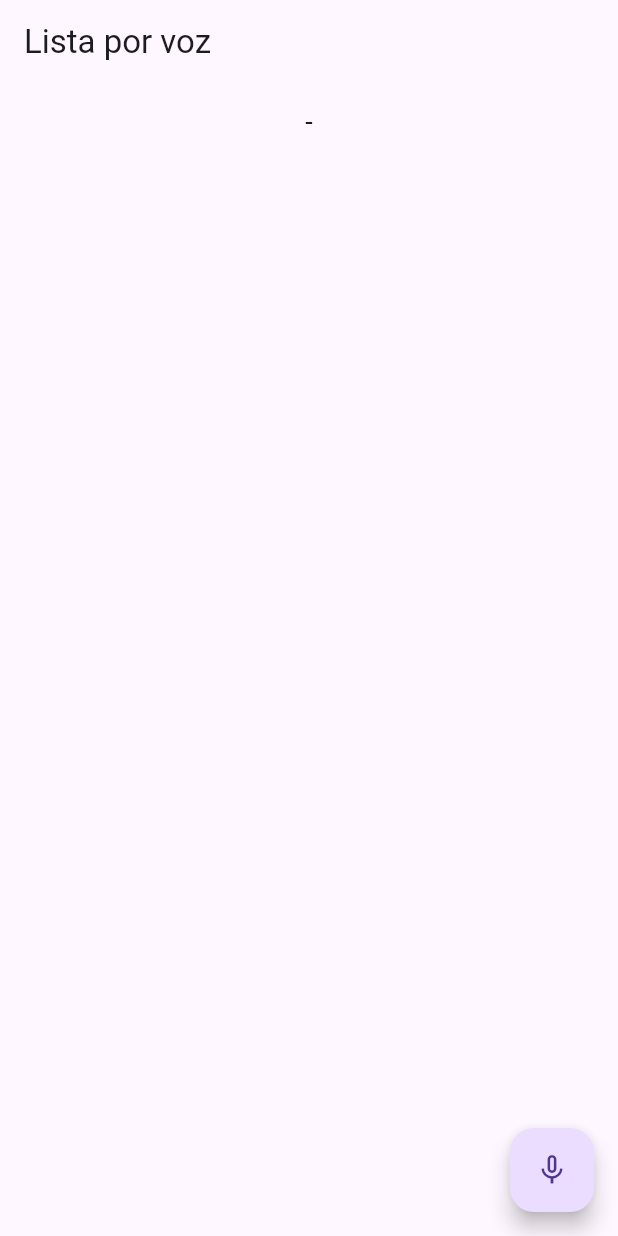
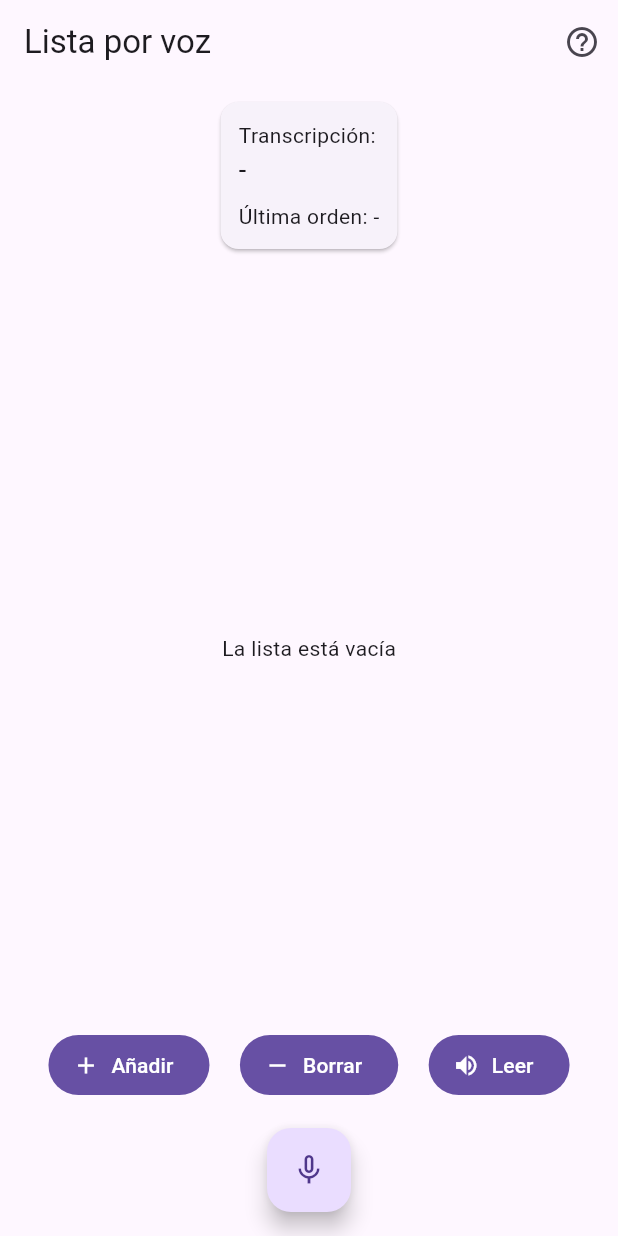
Before and after one commit to Pabloelique/ut2_interfaces_naturales, a Flutter app: the screen it shows after launch, on a phone screen of 412 x 824 dp. Run offline on Flutter 3.47's test engine with Material 3 defaults, Android fonts, the phone set to English and light mode, and no system bars; our stand-ins replace flutter_tts, speech_to_text.

Commit message:
lista_voz: feedback del micro, snackbar, botones y dispose

```diff
--- a/lista_voz/lib/main.dart
+++ b/lista_voz/lib/main.dart
@@ -1,5 +1,6 @@
 // Actividad 1 · Lista controlada por voz.
 // Pulsas el micrófono, dices una orden y la app la ejecuta y responde hablando.
+// Todo lo que se hace con la voz también se puede hacer con botones.
 import 'package:flutter/material.dart';
 import 'package:flutter_tts/flutter_tts.dart';
 import 'package:speech_to_text/speech_recognition_result.dart';
@@ -22,7 +23,10 @@ class _ListaVozState extends State<ListaVoz> {
   final List<String> _elementos = [];
 
   bool _vozDisponible = false;
+  bool _escuchando = false;
   String _transcripcion = '';
+  String _ultimaOrden = '-';
+  String _motivoSinVoz = 'Comprobando el micrófono...';
 
   @override
   void initState() {
@@ -32,13 +36,56 @@ class _ListaVozState extends State<ListaVoz> {
 
   Future<void> _iniciarVoz() async {
     await _tts.setLanguage('es-ES');
-    final disponible = await _voz.initialize();
+
+    bool disponible = false;
+    try {
+      disponible = await _voz.initialize(
+        onStatus: _alCambiarEstado,
+        onError: (_) {
+          if (mounted) setState(() => _escuchando = false);
+        },
+      );
+    } catch (_) {
+      disponible = false; // por ejemplo, en una plataforma sin servicio de voz
+    }
+
+    // Si no está disponible, intento explicar el motivo.
+    String motivo = '';
+    if (!disponible) {
+      bool tienePermiso = false;
+      try {
+        tienePermiso = await _voz.hasPermission;
+      } catch (_) {}
+      motivo = tienePermiso
+          ? 'Este dispositivo no tiene servicio de reconocimiento de voz. Usa los botones.'
+          : 'No hay permiso para usar el micrófono. Usa los botones o dale permiso en Ajustes.';
+    }
+
     if (!mounted) return;
-    setState(() => _vozDisponible = disponible);
+    setState(() {
+      _vozDisponible = disponible;
+      _motivoSinVoz = motivo;
+    });
+  }
+
+  // El plugin avisa cuando deja de escuchar (al acabar los 5 s o al callarse).
+  void _alCambiarEstado(String estado) {
+    if (!mounted) return;
+    if (estado == 'done' || estado == 'notListening') {
+      setState(() => _escuchando = false);
+    }
   }
 
   Future<void> _pulsarMicrofono() async {
-    setState(() => _transcripcion = '');
+    if (_escuchando) {
+      await _voz.stop();
+      setState(() => _escuchando = false);
+      return;
+    }
+    setState(() {
+      _escuchando = true;
+      _transcripcion = '';
+    });
     await _voz.listen(
       onResult: _alResultado,
       localeId: 'es_ES',
@@ -51,11 +98,15 @@ class _ListaVozState extends State<ListaVoz> {
     setState(() => _transcripcion = resultado.recognizedWords);
     // Solo cuando el resultado es final se ejecuta la orden.
     if (resultado.finalResult) {
-      _ejecutar(interpretarComando(resultado.recognizedWords));
+      _ejecutar(interpretarComando(resultado.recognizedWords),
+          oido: resultado.recognizedWords);
     }
   }
 
-  void _ejecutar(Comando comando) {
+  // La usan tanto la voz como los botones, así las dos vías hacen lo mismo.
+  void _ejecutar(Comando comando, {String oido = ''}) {
+    setState(() => _ultimaOrden = comando.name);
+
     switch (comando) {
       case Comando.anadir:
         final numero = _elementos.length + 1;
@@ -75,7 +126,12 @@ class _ListaVozState extends State<ListaVoz> {
       case Comando.ayuda:
         _hablar('Puedes decir: añadir, borrar, leer o ayuda.');
       case Comando.desconocido:
-        break; // TODO: avisar al usuario
+        ScaffoldMessenger.of(context).showSnackBar(
+          SnackBar(
+            content: Text(
+                'No he entendido «$oido». Di «ayuda» para oír las órdenes'),
+          ),
+        );
     }
   }
 
@@ -85,20 +141,60 @@ class _ListaVozState extends State<ListaVoz> {
   }
 
   @override
+  void dispose() {
+    // Libero los recursos: paro el micrófono y la voz.
+    _voz.stop();
+    _tts.stop();
+    super.dispose();
+  }
+
+  @override
   Widget build(BuildContext context) {
     return Scaffold(
-      appBar: AppBar(title: const Text('Lista por voz')),
+      appBar: AppBar(
+        title: const Text('Lista por voz'),
+        actions: [
+          IconButton(
+            tooltip: 'Oír las órdenes disponibles',
+            icon: const Icon(Icons.help_outline),
+            onPressed: () => _ejecutar(Comando.ayuda),
+          ),
+        ],
+      ),
       body: Column(
         children: [
-          Padding(
+          // Feedback: lo que se está oyendo y la última orden reconocida.
+          Card(
+            margin: const EdgeInsets.all(12),
+            child: Padding(
               padding: const EdgeInsets.all(12),
-            child: Text(
+              child: Column(
+                crossAxisAlignment: CrossAxisAlignment.start,
+                children: [
+                  Text(_escuchando ? 'Escuchando...' : 'Transcripción:'),
+                  Text(
                     _transcripcion.isEmpty ? '-' : _transcripcion,
                     style: const TextStyle(fontSize: 18),
                   ),
+                  const SizedBox(height: 8),
+                  Text('Última orden: $_ultimaOrden'),
+                  // Si no hay voz, se explica por qué.
+                  if (!_vozDisponible)
+                    Padding(
+                      padding: const EdgeInsets.only(top: 8),
+                      child: Text(
+                        _motivoSinVoz,
+                        style: const TextStyle(color: Colors.red),
+                      ),
+                    ),
+                ],
+              ),
+            ),
           ),
           Expanded(
-            child: ListView.builder(
+            child: _elementos.isEmpty
+                ? const Center(child: Text('La lista está vacía'))
+                : ListView.builder(
                     itemCount: _elementos.length,
                     itemBuilder: (context, index) => ListTile(
                       leading: const Icon(Icons.label_outline),
@@ -106,12 +202,48 @@ class _ListaVozState extends State<ListaVoz> {
                     ),
                   ),
           ),
+          // Alternativa táctil: los mismos comandos con botones.
+          Padding(
+            padding: const EdgeInsets.fromLTRB(12, 0, 12, 90),
+            child: Row(
+              mainAxisAlignment: MainAxisAlignment.spaceEvenly,
+              children: [
+                FilledButton.icon(
+                  onPressed: () => _ejecutar(Comando.anadir),
+                  icon: const Icon(Icons.add),
+                  label: const Text('Añadir'),
+                ),
+                FilledButton.icon(
+                  onPressed: () => _ejecutar(Comando.borrar),
+                  icon: const Icon(Icons.remove),
+                  label: const Text('Borrar'),
+                ),
+                FilledButton.icon(
+                  onPressed: () => _ejecutar(Comando.leer),
+                  icon: const Icon(Icons.volume_up),
+                  label: const Text('Leer'),
+                ),
               ],
             ),
+          ),
+        ],
+      ),
+      floatingActionButtonLocation: FloatingActionButtonLocation.centerFloat,
       floatingActionButton: FloatingActionButton(
-        tooltip: 'Pulsar y decir una orden',
+        tooltip: !_vozDisponible
+            ? 'Micrófono no disponible'
+            : _escuchando
+                ? 'Dejar de escuchar'
+                : 'Pulsar y decir una orden',
+        // null deshabilita el botón, como en el ejemplo 05 del contador
         onPressed: _vozDisponible ? _pulsarMicrofono : null,
-        child: const Icon(Icons.mic_none),
+        // Cambia de color e icono mientras escucha.
+        backgroundColor: !_vozDisponible
+            ? Colors.grey
+            : _escuchando
+                ? Colors.red
+                : null,
+        child: Icon(_escuchando ? Icons.mic : Icons.mic_none),
       ),
     );
   }
```
Lines whose indentation alone changed are shown as unchanged.
